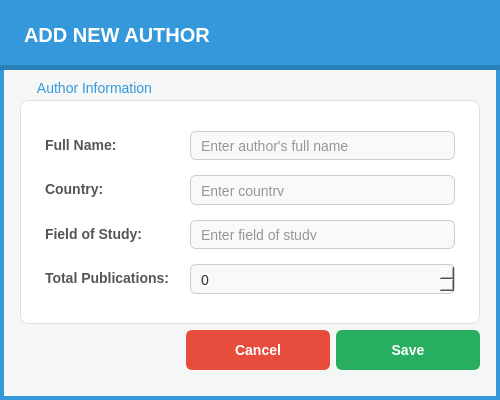
Before: the Qt Designer form src/components/dialogs/author/authorinputdialog.ui in DamPhuQuy/Scientific-Article-Management, drawn with Qt 5.
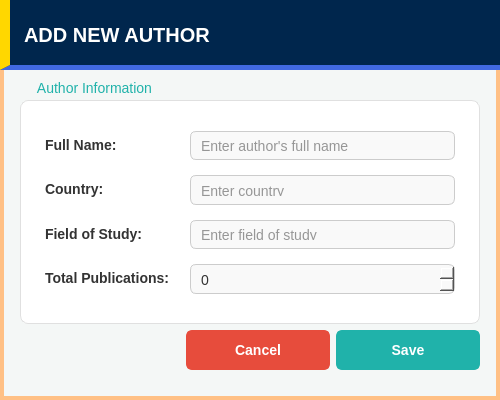
After: the same form once the commit is applied.

What changed in the file:
```diff
--- a/src/components/dialogs/author/authorinputdialog.ui
+++ b/src/components/dialogs/author/authorinputdialog.ui
@@ -24,7 +24,7 @@
 /* --- DIALOG --- */
 QDialog#AuthorInputDialog {
     background-color: #f4f7f6;
-    border: 4px solid #3498db;
+    border: 4px solid #FFC085;
 }
 QWidget {
     font-family: &quot;Segoe UI&quot;, Arial, sans-serif;
@@ -46,14 +46,14 @@
     subcontrol-origin: margin;
     subcontrol-position: top left;
     padding: 0 5px;
-    color: #3498db;
+    color: #20B2AA;
     font-weight: bold;
     left: 10px;
 }
 
 /* --- LABELS --- */
 QLabel {
-    color: #555555;
+    color: #333333;
     font-weight: bold;
 }
 
@@ -63,7 +63,7 @@
     border: 1px solid #cccccc;
     border-radius: 6px;
     padding: 8px;
-    color: #333;
+    color: #333333;
     font-size: 14px;
 }
 QLineEdit:focus, QSpinBox:focus {
@@ -80,8 +80,8 @@
     color: white;
 }
 QPushButton#btnSave {
-    background-color: #27ae60;
-    border: 2px solid #27ae60;
+    background-color: #20B2AA;
+    border: 2px solid #20B2AA;
 }
 QPushButton#btnSave:hover {
     background-color: #229954;
@@ -123,7 +123,7 @@
       </size>
      </property>
      <property name="styleSheet">
-      <string notr="true">QWidget#headerContainer{background-color:#3498db;border-bottom:5px solid #2980b9;}</string>
+      <string notr="true">QWidget#headerContainer{background-color:#00264d;border-bottom:5px solid #4169E1;border-left:10px solid #FFD700;}</string>
      </property>
      <layout class="QHBoxLayout" name="horizontalLayout_Header">
       <item>
```
Left out of the diff: 10 changed lines with no effect on the pictures.
